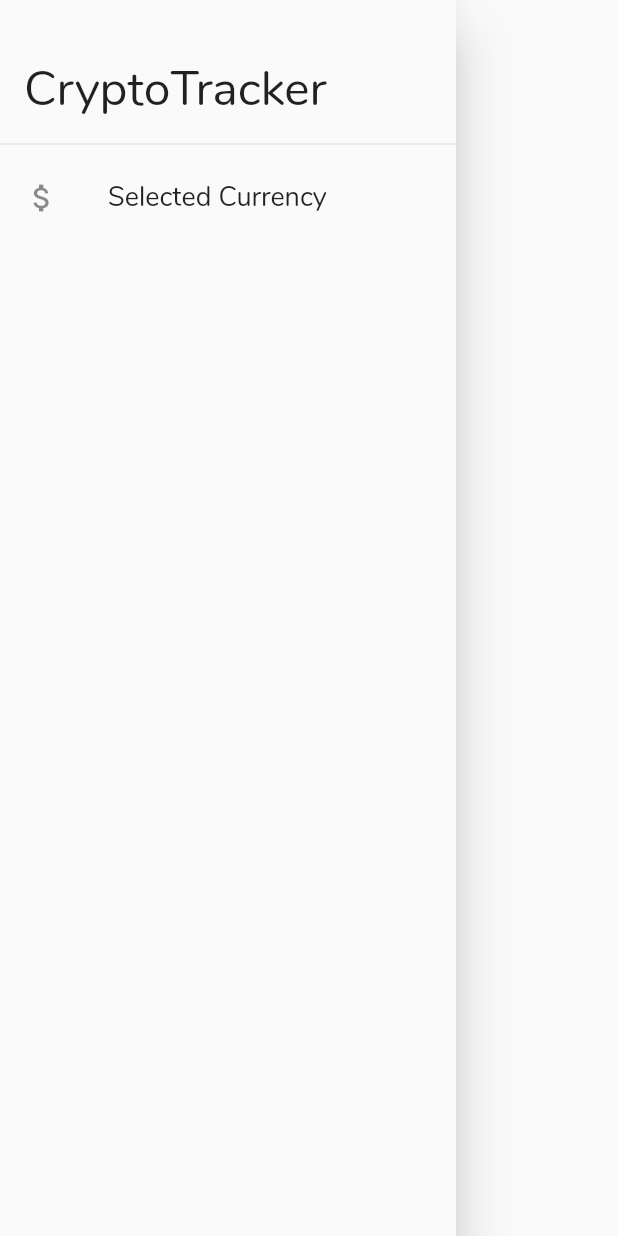
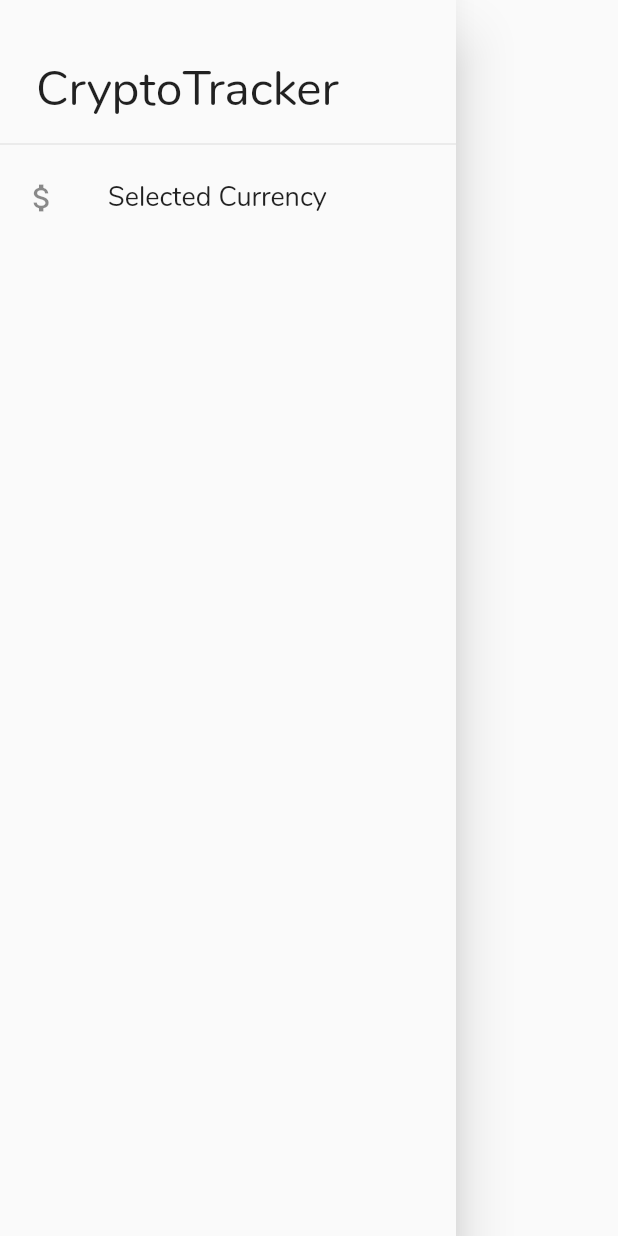
Before and after one commit to sankait36/crypto_tracker, a Flutter app: the CustomDrawer widget shown alone on an empty page, opened directly, on a phone screen of 412 x 824 dp. Run offline on Flutter 3.47's test engine with Material 2 defaults, Android fonts, the phone set to English and light mode, and no system bars; our stand-ins replace flutter_spinkit, flutter_svg; missing offline and left inert: flutter_cupertino_data_picker; network calls fail.

Commit message:
Sidebar styling

```diff
--- a/lib/components/custom_drawer.dart
+++ b/lib/components/custom_drawer.dart
@@ -9,10 +9,13 @@ class CustomDrawer extends StatelessWidget {
         children: <Widget>[
           Padding(
             padding: EdgeInsets.only(top: 32.0),
-            child: ListTile(
-              title: Text(
-                'CryptoTracker',
-                style: kDrawerHeaderTextStyle,
+            child: Padding(
+              padding: const EdgeInsets.only(left: 8.0),
+              child: ListTile(
+                title: Text(
+                  'CryptoTracker',
+                  style: kDrawerHeaderTextStyle,
+                ),
               ),
             ),
           ),
--- a/lib/screens/crypto_screen.dart
+++ b/lib/screens/crypto_screen.dart
@@ -14,7 +14,7 @@ class CryptoScreen extends StatefulWidget {
   _CryptoScreenState createState() => _CryptoScreenState();
 }
 
-class _CryptoScreenState extends State<CryptoScreen> {
+class _CryptoScreenState extends State<CryptoScreen> with WidgetsBindingObserver {
   String currencySelection = 'USD';
   String appBarTitle = 'Prices';
   var cryptoData = {};
```
